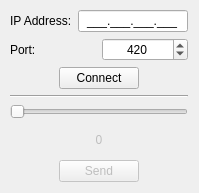
First picture: the form in src/mainwindow.ui, repository jamesdrudolph/LabAssignment2, before the edit.
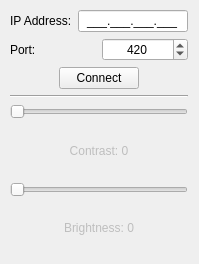
Second picture: the form after the edit.

Commit message: change to send 2 values to fpga board

The edit to the form file:
```diff
--- a/src/mainwindow.ui
+++ b/src/mainwindow.ui
@@ -7,7 +7,7 @@
     <x>0</x>
     <y>0</y>
     <width>199</width>
-    <height>193</height>
+    <height>264</height>
    </rect>
   </property>
   <property name="minimumSize">
@@ -16,23 +16,17 @@
     <height>193</height>
    </size>
   </property>
-  <property name="maximumSize">
-   <size>
-    <width>199</width>
-    <height>193</height>
-   </size>
-  </property>
   <property name="windowTitle">
    <string>MainWindow</string>
   </property>
   <widget class="QWidget" name="centralwidget">
-   <widget class="QWidget" name="">
+   <widget class="QWidget" name="layoutWidget">
     <property name="geometry">
      <rect>
       <x>10</x>
       <y>10</y>
       <width>178</width>
-      <height>172</height>
+      <height>243</height>
      </rect>
     </property>
     <layout class="QVBoxLayout" name="verticalLayout_5">
@@ -138,6 +132,33 @@
      </item>
      <item>
       <layout class="QVBoxLayout" name="verticalLayout_4">
+       <item>
+        <layout class="QVBoxLayout" name="verticalLayout_6">
+         <item>
+          <widget class="QSlider" name="sliderContrastValue">
+           <property name="enabled">
+            <bool>false</bool>
+           </property>
+           <property name="orientation">
+            <enum>Qt::Horizontal</enum>
+           </property>
+          </widget>
+         </item>
+         <item>
+          <widget class="QLabel" name="lblContrastValue">
+           <property name="enabled">
+            <bool>false</bool>
+           </property>
+           <property name="text">
+            <string>Contrast: 0</string>
+           </property>
+           <property name="alignment">
+            <set>Qt::AlignCenter</set>
+           </property>
+          </widget>
+         </item>
+        </layout>
+       </item>
        <item>
         <layout class="QVBoxLayout" name="verticalLayout_3">
          <item>
@@ -156,7 +177,7 @@
             <bool>false</bool>
            </property>
            <property name="text">
-            <string>0</string>
+            <string>Brightness: 0</string>
            </property>
            <property name="alignment">
             <set>Qt::AlignCenter</set>
@@ -165,46 +186,6 @@
          </item>
         </layout>
        </item>
-       <item>
-        <layout class="QHBoxLayout" name="horizontalLayout_4">
-         <item>
-          <spacer name="horizontalSpacer_3">
-           <property name="orientation">
-            <enum>Qt::Horizontal</enum>
-           </property>
-           <property name="sizeHint" stdset="0">
-            <size>
-             <width>40</width>
-             <height>20</height>
-            </size>
-           </property>
-          </spacer>
-         </item>
-         <item>
-          <widget class="QPushButton" name="btnSend">
-           <property name="enabled">
-            <bool>false</bool>
-           </property>
-           <property name="text">
-            <string>Send</string>
-           </property>
-          </widget>
-         </item>
-         <item>
-          <spacer name="horizontalSpacer_4">
-           <property name="orientation">
-            <enum>Qt::Horizontal</enum>
-           </property>
-           <property name="sizeHint" stdset="0">
-            <size>
-             <width>40</width>
-             <height>20</height>
-            </size>
-           </property>
-          </spacer>
-         </item>
-        </layout>
-       </item>
       </layout>
      </item>
     </layout>
```
Left out of the diff: 4 changed lines with no effect on the pictures. The commit also changes 2 other files.
